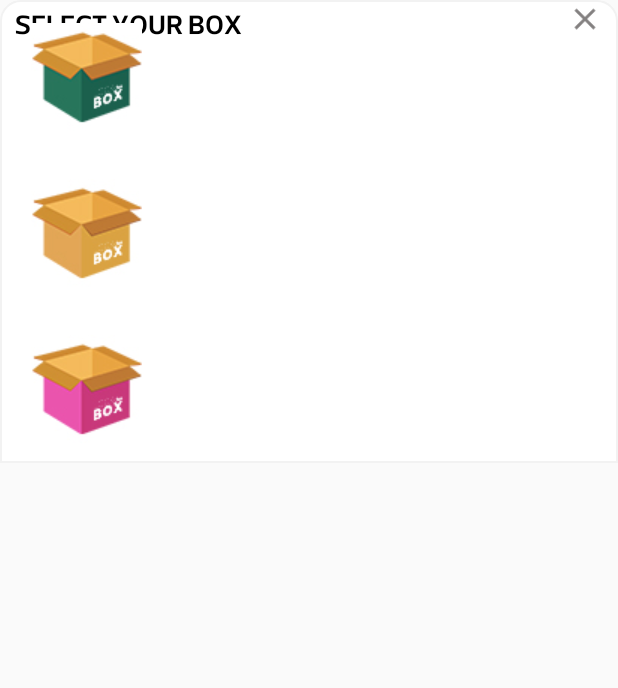
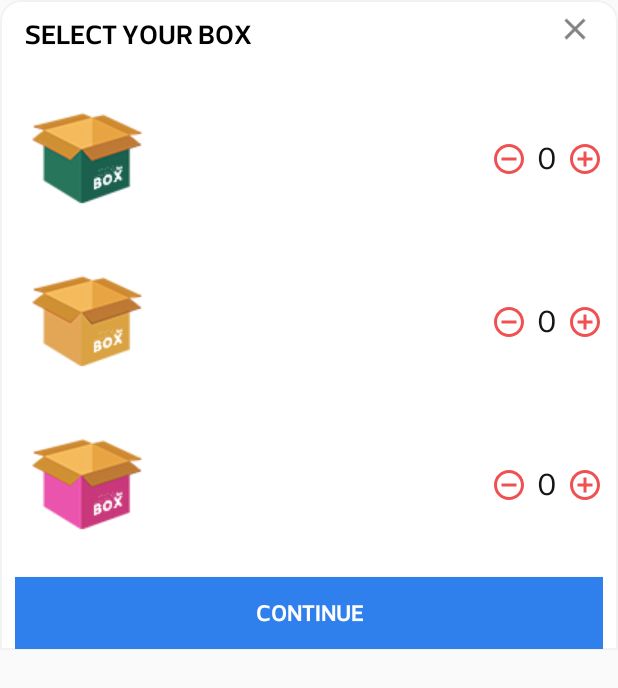
Before and after one commit to ankitCmap/ShurtiAndroidProject, an Android app: the layout item_bottomsheet.xml on its own in the app's theme, with its tools: preview values and no code run, on a phone screen of 412 x 824 dp. Shown: the top 688 px of the screen. Run offline under Robolectric (Android 15) with nearby library versions, the phone set to English and light mode, and no system bars.

Commit message:
bottom sheet

```diff
--- a/app/src/main/java/com/example/shurtiandroidproject/helper/CartBottemSheet.kt
+++ b/app/src/main/java/com/example/shurtiandroidproject/helper/CartBottemSheet.kt
@@ -9,16 +9,40 @@ import com.example.shurtiandroidproject.databinding.ItemBottomsheetBinding
 import com.google.android.material.bottomsheet.BottomSheetBehavior
 import com.google.android.material.bottomsheet.BottomSheetDialog
 import com.google.android.material.bottomsheet.BottomSheetDialogFragment
+import kotlin.math.max
 
-class CartBottomSheetDialog:BottomSheetDialogFragment() {
+class CartBottomSheetDialog() :BottomSheetDialogFragment() {
     lateinit var binding:ItemBottomsheetBinding
+    private var itemSmallCount = 0
+    private var itemMediumCount = 0
+    private var itemLargeCount = 0
+
     override fun onCreateView(
         inflater: LayoutInflater,
         container: ViewGroup?,
         savedInstanceState: Bundle?
     ): View {
         binding= ItemBottomsheetBinding.inflate(inflater,container,false)
+        initPopupView()
         return binding.root
+    }
+
+    private fun initPopupView() {
+        binding.apply {
+            ivPopupClose.setOnClickListener {
+                dismiss()
+            }
+
+            ivSmallDec.setOnClickListener {decreaseItemCount(1) }
+            ivSmallInc.setOnClickListener { increaseItemCount(1) }
+
+            ivMediumDec.setOnClickListener { decreaseItemCount(2) }
+            ivMediumInc.setOnClickListener { increaseItemCount(2) }
+
+            ivLargeDec.setOnClickListener { decreaseItemCount(3) }
+            ivLargeInc.setOnClickListener { increaseItemCount(3) }
+
+        }
     }
 
     override fun onCreateDialog(savedInstanceState: Bundle?): Dialog {
@@ -33,7 +57,64 @@ class CartBottomSheetDialog:BottomSheetDialogFragment() {
         }
         return super.onCreateDialog(savedInstanceState)
     }
+
     companion object {
         const val TAG = "CartBottomDialog"
     }
+
+    private fun increaseItemCount(boxCount: Int) {
+
+        when (boxCount) {
+            1 -> {
+                itemSmallCount++
+                updateItemCountText(1)
+            }
+            2 -> {
+                itemMediumCount++
+                updateItemCountText(2)
+            }
+            3 -> {
+                itemLargeCount++
+                updateItemCountText(3)
+            }
+        }
+    }
+
+    private fun decreaseItemCount(boxCount: Int) {
+        when (boxCount) {
+            1 -> {
+                itemSmallCount = max(itemSmallCount - 1, 0)
+                updateItemCountText(1)
+            }
+            2 -> {
+                itemMediumCount = max(itemMediumCount - 1, 0)
+                updateItemCountText(2)
+            }
+            3 -> {
+                itemLargeCount = max(itemLargeCount - 1, 0)
+                updateItemCountText(3)
+            }
+        }
+
+    }
+
+    private fun updateItemCountText(boxCount: Int) {
+        when (boxCount) {
+            1 -> {
+                binding.tvSmallCount.text = itemSmallCount.toString()
+               ShurtiApplication.instance?.s =itemSmallCount
+
+            }
+            2 -> {
+                binding.tvMediumCount.text = itemMediumCount.toString()
+                ShurtiApplication.instance?.m =itemMediumCount
+
+            }
+            3 -> {
+                binding.tvLargeCount.text = itemLargeCount.toString()
+                ShurtiApplication.instance?.l =itemLargeCount
+            }
+        }
+
+    }
 }
--- a/app/src/main/java/com/example/shurtiandroidproject/helper/ShurtiApplication.kt
+++ b/app/src/main/java/com/example/shurtiandroidproject/helper/ShurtiApplication.kt
@@ -9,6 +9,10 @@ class ShurtiApplication : Application() {
     var mInstance: ShurtiApplication? = null
     var mContext: Context? = null
 
+    var s:Int?=null
+    var m:Int?=null
+    var l:Int?=null
+
     init {
         instance = this
     }
@@ -16,6 +20,8 @@ class ShurtiApplication : Application() {
     companion object {
         @SuppressLint("StaticFieldLeak")
          var instance: ShurtiApplication? = null
+
+
     }
 
     override fun onCreate() {
--- a/app/src/main/java/com/example/shurtiandroidproject/ui/CartActivity.kt
+++ b/app/src/main/java/com/example/shurtiandroidproject/ui/CartActivity.kt
@@ -4,21 +4,52 @@ import android.content.Intent
 import android.os.Bundle
 import com.example.shurtiandroidproject.databinding.ActivityCartBinding
 import com.example.shurtiandroidproject.helper.CartBottomSheetDialog
+import com.example.shurtiandroidproject.helper.ShurtiApplication
 import com.example.shurtiandroidproject.roomdatabase.BaseActivity
 
+
 class CartActivity:BaseActivity() {
+
     lateinit var binding:ActivityCartBinding
+
+
     override fun onCreate(savedInstanceState: Bundle?) {
         super.onCreate(savedInstanceState)
         binding= ActivityCartBinding.inflate(layoutInflater)
         setContentView(binding.root)
+        binding.tvSmallCount.text= ShurtiApplication.instance!!.s.toString()
+        binding.tvMediumCount.text= ShurtiApplication.instance!!.m.toString()
+        binding.tvLargeCount.text= ShurtiApplication.instance!!.l.toString()
 
         initView()
 
     }
 
+    override fun onResume() {
+        super.onResume()
+        binding.tvSmallCount.text= ShurtiApplication.instance!!.s.toString()
+        binding.tvMediumCount.text= ShurtiApplication.instance!!.m.toString()
+        binding.tvLargeCount.text= ShurtiApplication.instance!!.l.toString()
+    }
+
+    override fun onStart() {
+        super.onStart()
+        binding.tvSmallCount.text= ShurtiApplication.instance!!.s.toString()
+        binding.tvMediumCount.text= ShurtiApplication.instance!!.m.toString()
+        binding.tvLargeCount.text= ShurtiApplication.instance!!.l.toString()
+    }
+
+    override fun onPause() {
+        super.onPause()
+        binding.tvSmallCount.text= ShurtiApplication.instance!!.s.toString()
+        binding.tvMediumCount.text= ShurtiApplication.instance!!.m.toString()
+        binding.tvLargeCount.text= ShurtiApplication.instance!!.l.toString()
+    }
+
+
     private fun initView() {
         binding.apply {
+
             ivBack.setOnClickListener {
                 val i = Intent(this@CartActivity, NewMainActivity::class.java)
                 i.addFlags(Intent.FLAG_ACTIVITY_CLEAR_TASK)
@@ -35,4 +66,7 @@ class CartActivity:BaseActivity() {
 
     }
 
+
+
+
 }
--- /dev/null
+++ b/app/src/main/res/drawable/baseline_add_circle_outline_24.xml
@@ -0,0 +1,5 @@
+<vector android:height="24dp" android:tint="#FAF8F7"
+    android:viewportHeight="24" android:viewportWidth="24"
+    android:width="24dp" xmlns:android="http://schemas.android.com/apk/res/android">
+    <path android:fillColor="@android:color/white" android:pathData="M13,7h-2v4L7,11v2h4v4h2v-4h4v-2h-4L13,7zM12,2C6.48,2 2,6.48 2,12s4.48,10 10,10 10,-4.48 10,-10S17.52,2 12,2zM12,20c-4.41,0 -8,-3.59 -8,-8s3.59,-8 8,-8 8,3.59 8,8 -3.59,8 -8,8z"/>
+</vector>
--- /dev/null
+++ b/app/src/main/res/drawable/baseline_remove_circle_outline_24.xml
@@ -0,0 +1,5 @@
+<vector android:height="24dp" android:tint="#FAF8F7"
+    android:viewportHeight="24" android:viewportWidth="24"
+    android:width="24dp" xmlns:android="http://schemas.android.com/apk/res/android">
+    <path android:fillColor="@android:color/white" android:pathData="M7,11v2h10v-2L7,11zM12,2C6.48,2 2,6.48 2,12s4.48,10 10,10 10,-4.48 10,-10S17.52,2 12,2zM12,20c-4.41,0 -8,-3.59 -8,-8s3.59,-8 8,-8 8,3.59 8,8 -3.59,8 -8,8z"/>
+</vector>
--- a/app/src/main/res/layout/activity_cart.xml
+++ b/app/src/main/res/layout/activity_cart.xml
@@ -118,7 +118,7 @@
                             android:layout_marginEnd="13dp"
                             android:background="@drawable/circle_bg_notification"
                             android:gravity="center"
-                            android:text="3"
+                            android:text="0"
                             android:textAlignment="center"
                             android:textColor="@color/white"
                             android:textSize="@dimen/_10ssp" />
@@ -236,7 +236,19 @@
 
             </FrameLayout>
 
-
+            <com.google.android.material.textview.MaterialTextView
+                android:layout_width="match_parent"
+                android:layout_height="wrap_content"
+                android:text="@string/_0_books_added"
+                android:textSize="@dimen/_11ssp"
+                android:textColor="@color/textColor"
+                android:gravity="center_vertical"
+                android:layout_marginTop="@dimen/_10sdp"
+                android:layout_marginStart="@dimen/_10sdp"
+                android:layout_marginEnd="@dimen/_10sdp"
+                android:layout_gravity="center_vertical"
+                android:fontFamily="@font/poppins_bold"
+                />
         </LinearLayout>
 
 
--- a/app/src/main/res/layout/item_bottomsheet.xml
+++ b/app/src/main/res/layout/item_bottomsheet.xml
@@ -1,7 +1,7 @@
 <?xml version="1.0" encoding="utf-8"?>
-<androidx.coordinatorlayout.widget.CoordinatorLayout
-    xmlns:android="http://schemas.android.com/apk/res/android"
+<androidx.coordinatorlayout.widget.CoordinatorLayout xmlns:android="http://schemas.android.com/apk/res/android"
     xmlns:app="http://schemas.android.com/apk/res-auto"
+    xmlns:tools="http://schemas.android.com/tools"
     android:layout_width="match_parent"
     android:layout_height="wrap_content"
     android:background="@drawable/background_white">
@@ -10,185 +10,210 @@
         android:layout_width="match_parent"
         android:layout_height="wrap_content">
 
+
         <RelativeLayout
+            android:id="@+id/rl_box"
             android:layout_width="match_parent"
             android:layout_height="wrap_content"
-            app:layout_constraintTop_toTopOf="parent"
             app:layout_constraintEnd_toEndOf="parent"
-            app:layout_constraintStart_toStartOf="parent">
+            app:layout_constraintStart_toStartOf="parent"
+            app:layout_constraintTop_toTopOf="parent">
+
             <com.google.android.material.textview.MaterialTextView
                 android:id="@+id/textShare"
                 android:layout_width="wrap_content"
                 android:layout_height="wrap_content"
+                android:fontFamily="@font/poppins_semibold"
                 android:text="@string/select_your_box"
-                android:textSize="18sp"
-                android:textStyle="bold"
+                android:padding="@dimen/_5sdp"
                 android:textAllCaps="true"
                 android:textColor="@color/black"
-                android:fontFamily="@font/poppins_semibold"/>
+                android:textSize="18sp"
+                android:textStyle="bold" />
 
             <com.google.android.material.imageview.ShapeableImageView
                 android:id="@+id/iv_popup_close"
                 android:layout_width="wrap_content"
                 android:layout_height="wrap_content"
+                android:padding="@dimen/_5sdp"
                 android:layout_alignParentEnd="true"
-                app:srcCompat="@drawable/baseline_close_24"/>
+                android:src="@drawable/baseline_close_24" />
 
         </RelativeLayout>
 
+        <RelativeLayout
+            android:id="@+id/rl_small"
+            android:layout_width="match_parent"
+            android:layout_marginTop="@dimen/_10sdp"
+            android:layout_height="wrap_content"
+            app:layout_constraintStart_toStartOf="@+id/rl_box"
+            app:layout_constraintTop_toBottomOf="@+id/rl_box"
+            >
 
             <com.google.android.material.imageview.ShapeableImageView
                 android:id="@+id/iv_small_box"
                 android:layout_width="wrap_content"
                 android:layout_height="wrap_content"
-            android:layout_marginTop="4dp"
                 android:padding="@dimen/_8sdp"
                 android:src="@drawable/greenbox"
-            android:visibility="visible"
-            app:layout_constraintEnd_toEndOf="parent"
-            app:layout_constraintHorizontal_bias="0.0"
-            app:layout_constraintStart_toStartOf="parent"
-            app:layout_constraintTop_toTopOf="parent" />
+                android:visibility="visible" />
+
+            <LinearLayout
+                android:layout_width="wrap_content"
+                android:layout_height="wrap_content"
+                android:layout_alignParentEnd="true"
+                android:layout_centerVertical="true"
+                android:gravity="center_vertical"
+                android:orientation="horizontal">
+
+                <com.google.android.material.imageview.ShapeableImageView
+                    android:id="@+id/iv_small_dec"
+                    android:layout_width="wrap_content"
+                    android:layout_height="wrap_content"
+                    android:src="@drawable/baseline_remove_circle_outline_24"
+                    android:tint="@color/red_color"
+                  />
+
+                <com.google.android.material.textview.MaterialTextView
+                    android:id="@+id/tv_small_count"
+                    android:layout_width="wrap_content"
+                    android:layout_height="wrap_content"
+                    android:fontFamily="@font/poppins_regular"
+                    android:padding="@dimen/_5sdp"
+                    android:textColor="@color/textColor"
+                    android:text="0"
+                    android:textSize="@dimen/_16ssp" />
+
+                <com.google.android.material.imageview.ShapeableImageView
+                    android:id="@+id/iv_small_inc"
+                    android:layout_width="wrap_content"
+                    android:layout_height="wrap_content"
+                    android:src="@drawable/baseline_add_circle_outline_24"
+                    android:tint="@color/red_color"/>
+            </LinearLayout>
+        </RelativeLayout>
+
+        <RelativeLayout
+            android:id="@+id/rl_medium"
+            android:layout_width="match_parent"
+            android:layout_marginTop="@dimen/_10sdp"
+            android:layout_height="wrap_content"
+            app:layout_constraintStart_toStartOf="@+id/rl_small"
+            app:layout_constraintTop_toBottomOf="@+id/rl_small"
+            >
 
             <com.google.android.material.imageview.ShapeableImageView
                 android:id="@+id/iv_medium_box"
                 android:layout_width="wrap_content"
                 android:layout_height="wrap_content"
-            android:layout_marginTop="108dp"
                 android:padding="@dimen/_8sdp"
                 android:src="@drawable/orangebox"
-            android:visibility="visible"
-            app:layout_constraintEnd_toEndOf="parent"
-            app:layout_constraintHorizontal_bias="0.0"
-            app:layout_constraintStart_toStartOf="parent"
-            app:layout_constraintTop_toTopOf="parent" />
+                android:visibility="visible" />
+
+            <LinearLayout
+                android:layout_width="wrap_content"
+                android:layout_height="wrap_content"
+                android:layout_alignParentEnd="true"
+                android:layout_centerVertical="true"
+                android:gravity="center_vertical"
+                android:orientation="horizontal">
+
+                <com.google.android.material.imageview.ShapeableImageView
+                    android:id="@+id/iv_medium_dec"
+                    android:layout_width="wrap_content"
+                    android:layout_height="wrap_content"
+                    android:src="@drawable/baseline_remove_circle_outline_24"
+                    android:tint="@color/red_color"
+                  />
+
+                <com.google.android.material.textview.MaterialTextView
+                    android:id="@+id/tv_medium_count"
+                    android:layout_width="wrap_content"
+                    android:layout_height="wrap_content"
+                    android:fontFamily="@font/poppins_regular"
+                    android:padding="@dimen/_5sdp"
+                    android:textColor="@color/textColor"
+                    android:text="0"
+                    android:textSize="@dimen/_16ssp" />
+
+                <com.google.android.material.imageview.ShapeableImageView
+                    android:id="@+id/iv_medium_inc"
+                    android:layout_width="wrap_content"
+                    android:layout_height="wrap_content"
+                    android:src="@drawable/baseline_add_circle_outline_24"
+                    android:tint="@color/red_color"/>
+            </LinearLayout>
+        </RelativeLayout>
+
+        <RelativeLayout
+            android:id="@+id/rl_large"
+            android:layout_width="match_parent"
+            android:layout_marginTop="@dimen/_10sdp"
+            android:layout_height="wrap_content"
+            app:layout_constraintStart_toStartOf="@+id/rl_medium"
+            app:layout_constraintTop_toBottomOf="@+id/rl_medium"
+            >
 
             <com.google.android.material.imageview.ShapeableImageView
                 android:id="@+id/iv_large_box"
                 android:layout_width="wrap_content"
                 android:layout_height="wrap_content"
-            android:layout_marginTop="212dp"
                 android:padding="@dimen/_8sdp"
                 android:src="@drawable/pinkbox"
-            android:visibility="visible"
-            app:layout_constraintEnd_toEndOf="parent"
-            app:layout_constraintHorizontal_bias="0.0"
-            app:layout_constraintStart_toStartOf="parent"
-            app:layout_constraintTop_toTopOf="parent" />
+                android:visibility="visible" />
 
-
-        <!--<TextView
-            android:id="@+id/textShare"
+            <LinearLayout
                 android:layout_width="wrap_content"
                 android:layout_height="wrap_content"
-            android:text="@string/share"
-            android:textSize="18sp"
-            android:textStyle="bold"
-            android:textAllCaps="true"
-            android:textColor="@color/black"
-            android:layout_marginTop="16dp"
-            android:layout_marginBottom="16dp"
-            app:layout_constraintTop_toTopOf="parent"
-            app:layout_constraintEnd_toEndOf="parent"
-            app:layout_constraintStart_toStartOf="parent"
-            android:fontFamily="@font/font"/>
+                android:layout_alignParentEnd="true"
+                android:layout_centerVertical="true"
+                android:gravity="center_vertical"
+                android:orientation="horizontal">
 
-        <ImageView
-            android:id="@+id/iconMail"
+                <com.google.android.material.imageview.ShapeableImageView
+                    android:id="@+id/iv_large_dec"
                     android:layout_width="wrap_content"
                     android:layout_height="wrap_content"
-            android:contentDescription="@null"
-            android:src="@drawable/icon_mail"
-            android:layout_marginTop="16dp"
-            android:layout_marginStart="16dp"
-            app:layout_constraintTop_toBottomOf="@id/textShare"
-            app:layout_constraintStart_toStartOf="parent"/>
+                    android:src="@drawable/baseline_remove_circle_outline_24"
+                    android:tint="@color/red_color"
+                  />
 
-        <TextView
-            android:id="@+id/textMail"
+                <com.google.android.material.textview.MaterialTextView
+                    android:id="@+id/tv_large_count"
                     android:layout_width="wrap_content"
                     android:layout_height="wrap_content"
-            android:layout_marginStart="16dp"
-            android:text="@string/mail"
-            android:textSize="16sp"
-            android:textColor="@color/black"
-            app:layout_constraintBottom_toBottomOf="@id/iconMail"
-            app:layout_constraintStart_toEndOf="@id/iconMail"
-            app:layout_constraintTop_toTopOf="@id/iconMail"
-            android:fontFamily="@font/font"/>
+                    android:fontFamily="@font/poppins_regular"
+                    android:padding="@dimen/_5sdp"
+                    android:textColor="@color/textColor"
+                    android:text="0"
+                    android:textSize="@dimen/_16ssp" />
 
-        <ImageView
-            android:id="@+id/iconDuo"
+                <com.google.android.material.imageview.ShapeableImageView
+                    android:id="@+id/iv_large_inc"
                     android:layout_width="wrap_content"
                     android:layout_height="wrap_content"
-            android:contentDescription="@null"
-            android:src="@drawable/icon_duo"
-            android:layout_marginTop="16dp"
-            android:layout_marginStart="16dp"
-            app:layout_constraintStart_toStartOf="parent"
-            app:layout_constraintTop_toBottomOf="@id/iconMail"/>
+                    android:src="@drawable/baseline_add_circle_outline_24"
+                    android:tint="@color/red_color"/>
+            </LinearLayout>
+        </RelativeLayout>
 
-        <TextView
-            android:id="@+id/textDuo"
-            android:layout_width="wrap_content"
+        <Button
+            android:layout_width="match_parent"
             android:layout_height="wrap_content"
-            android:text="@string/duo"
-            android:textSize="16sp"
-            android:textColor="@color/black"
-            android:layout_marginStart="16dp"
-            app:layout_constraintTop_toTopOf="@id/iconDuo"
-            app:layout_constraintStart_toEndOf="@id/iconDuo"
-            app:layout_constraintBottom_toBottomOf="@id/iconDuo"
-            android:fontFamily="@font/font"/>
+            android:background="@color/blue_link"
+            android:layout_marginTop="@dimen/_10sdp"
+            android:fontFamily="@font/poppins_semibold"
+            android:paddingStart="@dimen/_10sdp"
+            android:paddingTop="@dimen/_5sdp"
+            android:paddingEnd="@dimen/_10sdp"
+            android:paddingBottom="@dimen/_5sdp"
+            android:text="Continue"
+            android:textAllCaps="true"
+            android:textColor="@color/white"
+            android:textSize="@dimen/_12ssp"
+            app:layout_constraintStart_toStartOf="@+id/rl_large"
+            app:layout_constraintTop_toBottomOf="@+id/rl_large" />
 
-        <ImageView
-            android:id="@+id/iconSms"
-            android:layout_width="wrap_content"
-            android:layout_height="wrap_content"
-            android:contentDescription="@null"
-            android:src="@drawable/icon_sms"
-            android:layout_marginTop="16dp"
-            android:layout_marginStart="16dp"
-            app:layout_constraintStart_toStartOf="parent"
-            app:layout_constraintTop_toBottomOf="@id/iconDuo"/>
-
-        <TextView
-            android:id="@+id/textSms"
-            android:layout_width="wrap_content"
-            android:layout_height="wrap_content"
-            android:text="@string/sms"
-            android:textSize="16sp"
-            android:textColor="@color/black"
-            android:layout_marginStart="16dp"
-            app:layout_constraintTop_toTopOf="@id/iconSms"
-            app:layout_constraintStart_toEndOf="@id/iconSms"
-            app:layout_constraintBottom_toBottomOf="@id/iconSms"
-            android:fontFamily="@font/font"/>
-
-        <ImageView
-            android:id="@+id/iconYouTube"
-            android:layout_width="wrap_content"
-            android:layout_height="wrap_content"
-            android:contentDescription="@null"
-            android:src="@drawable/icon_youtube"
-            android:layout_marginTop="16dp"
-            android:layout_marginStart="16dp"
-            app:layout_constraintStart_toStartOf="parent"
-            app:layout_constraintTop_toBottomOf="@id/iconSms"/>
-
-        <TextView
-            android:id="@+id/textYoutube"
-            android:layout_width="wrap_content"
-            android:layout_height="wrap_content"
-            android:layout_marginStart="16dp"
-            android:text="@string/youtube"
-            android:textSize="16sp"
-            android:textColor="@color/black"
-            app:layout_constraintTop_toTopOf="@id/iconYouTube"
-            android:fontFamily="@font/font"
-            app:layout_constraintStart_toEndOf="@id/iconYouTube"
-            app:layout_constraintBottom_toBottomOf="@+id/iconYouTube"/>
--->
     </androidx.constraintlayout.widget.ConstraintLayout>
 
 </androidx.coordinatorlayout.widget.CoordinatorLayout>
--- a/app/src/main/res/values/strings.xml
+++ b/app/src/main/res/values/strings.xml
@@ -286,5 +286,6 @@
     <string name="your_selected_box">Your Selected Box</string>
     <string name="_0_occupied">0% Occupied</string>
     <string name="select_your_box">Select your box</string>
+    <string name="_0_books_added">0 books added in your box(s)</string>
 
 </resources>
```
Lines whose indentation alone changed are shown as unchanged.
